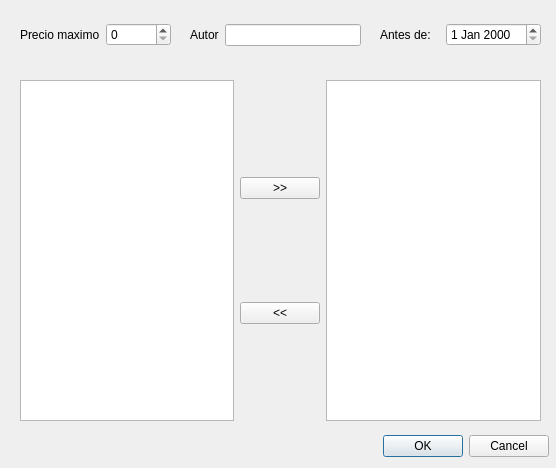
Above: Visuales/Regla8.ui from josecl200/ProyectoLibrosProlog before the change. Below: the same form after it.
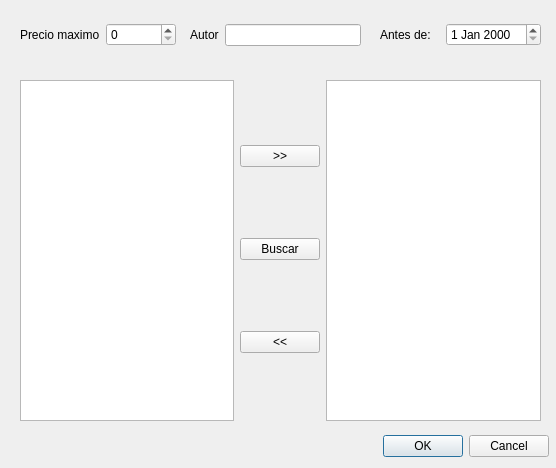
That is the form after the change.

```diff
--- a/Visuales/Regla8.ui
+++ b/Visuales/Regla8.ui
@@ -79,6 +79,13 @@
         </property>
        </widget>
       </item>
+      <item>
+       <widget class="QPushButton" name="pbBuscar">
+        <property name="text">
+         <string>Buscar</string>
+        </property>
+       </widget>
+      </item>
       <item>
        <widget class="QPushButton" name="pbRemove">
         <property name="text">
@@ -98,7 +105,7 @@
     <rect>
      <x>20</x>
      <y>20</y>
-     <width>151</width>
+     <width>156</width>
      <height>30</height>
     </rect>
    </property>
```
Left out of the diff: 6 changed lines with no effect on the pictures.
